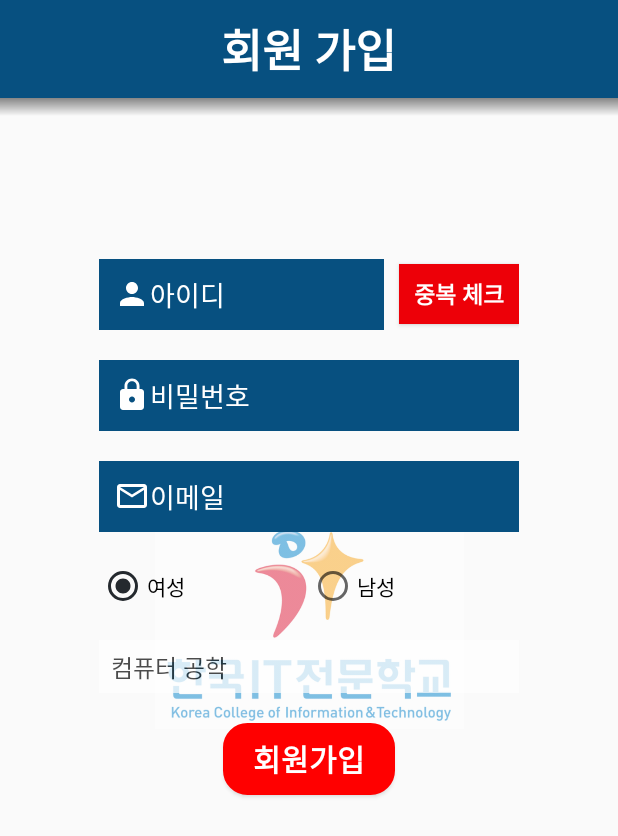
After one commit to KimHyungSik/Various-examples, an Android app: the RegisterActivity screen opened directly, with no data from a screen before it, on a phone screen of 412 x 824 dp. The commit adds this screen. Shown: the top 836 px of the screen. Run offline under Robolectric (Android 15) with nearby library versions, the phone set to English and light mode, and no system bars; our stand-ins replace Volley.

Commit message:
Sign Up and phpMyadmin setting

```diff
--- a/Registration_nadongbin/app/build.gradle
+++ b/Registration_nadongbin/app/build.gradle
@@ -26,9 +26,12 @@ android {
 dependencies {
     implementation fileTree(dir: 'libs', include: ['*.jar'])
 
-    implementation 'androidx.appcompat:appcompat:1.1.0'
+    implementation 'androidx.appcompat:appcompat:1.2.0'
+    implementation  'com.android.volley:volley:1.1.0'
     implementation 'androidx.constraintlayout:constraintlayout:1.1.3'
     testImplementation 'junit:junit:4.12'
     androidTestImplementation 'androidx.test.ext:junit:1.1.1'
     androidTestImplementation 'androidx.test.espresso:espresso-core:3.2.0'
+
+
 }
--- a/Registration_nadongbin/app/src/main/AndroidManifest.xml
+++ b/Registration_nadongbin/app/src/main/AndroidManifest.xml
@@ -1,6 +1,7 @@
 <?xml version="1.0" encoding="utf-8"?>
 <manifest xmlns:android="http://schemas.android.com/apk/res/android"
     package="com.example.registration_nadongbin">
+    <uses-permission android:name="android.permission.INTERNET"/>
 
     <application
         android:allowBackup="true"
@@ -9,6 +10,7 @@
         android:roundIcon="@mipmap/ic_launcher_round"
         android:supportsRtl="true"
         android:theme="@style/AppTheme.NoActionBar">
+        <activity android:name=".RegisterActivity"></activity>
         <activity android:name=".LoginActivity">
             <intent-filter>
                 <action android:name="android.intent.action.MAIN" />
--- /dev/null
+++ b/Registration_nadongbin/app/src/main/res/drawable/icon_white_mail.xml
@@ -0,0 +1,9 @@
+<vector xmlns:android="http://schemas.android.com/apk/res/android"
+        android:width="24dp"
+        android:height="24dp"
+        android:viewportWidth="24.0"
+        android:viewportHeight="24.0">
+    <path
+        android:fillColor="#FFFFFF"
+        android:pathData="M20,4L4,4c-1.1,0 -1.99,0.9 -1.99,2L2,18c0,1.1 0.9,2 2,2h16c1.1,0 2,-0.9 2,-2L22,6c0,-1.1 -0.9,-2 -2,-2zM20,18L4,18L4,8l8,5 8,-5v10zM12,11L4,6h16l-8,5z"/>
+</vector>
--- /dev/null
+++ b/Registration_nadongbin/app/src/main/res/layout/activity_register.xml
@@ -0,0 +1,164 @@
+<?xml version="1.0" encoding="utf-8"?>
+<androidx.constraintlayout.widget.ConstraintLayout xmlns:android="http://schemas.android.com/apk/res/android"
+    xmlns:app="http://schemas.android.com/apk/res-auto"
+    xmlns:tools="http://schemas.android.com/tools"
+    android:layout_width="match_parent"
+    android:layout_height="match_parent"
+    tools:context=".RegisterActivity">
+
+    <ImageView
+        android:layout_width="match_parent"
+        android:layout_height="match_parent"
+        android:src="@drawable/logo"
+        android:alpha=".50"
+        android:scaleX=".50"
+        android:scaleY=".50"/>
+
+    <LinearLayout
+        android:layout_width="match_parent"
+        android:layout_height="match_parent"
+        android:orientation="vertical"
+        android:elevation="2dp">
+
+        <LinearLayout
+            android:layout_width="match_parent"
+            android:layout_height="wrap_content"
+            android:orientation="vertical"
+            android:background="@color/colorPrimary">
+            <TextView
+                android:layout_width="wrap_content"
+                android:layout_height="wrap_content"
+                android:layout_gravity="center"
+                android:text="회원 가입"
+                android:textColor="#FFFFFF"
+                android:textSize="30sp"
+                android:textStyle="bold"
+                android:layout_marginTop="10dp"
+                android:layout_marginBottom="10dp"/>
+        </LinearLayout>
+        <View
+            android:layout_width="match_parent"
+            android:layout_height="12dp"
+            android:background="@drawable/box_shadow"
+            android:layout_marginBottom="45dp"/>
+
+        <LinearLayout
+            android:layout_width="match_parent"
+            android:layout_height="match_parent"
+            android:orientation="vertical">
+
+            <LinearLayout
+                android:layout_width="280dp"
+                android:layout_height="wrap_content"
+                android:orientation="horizontal"
+                android:layout_marginTop="50dp"
+                android:layout_gravity="center">
+
+            <EditText
+                android:id="@+id/idText"
+                android:layout_width="190dp"
+                android:layout_height="wrap_content"
+                android:layout_gravity="center"
+                android:layout_marginRight="10dp"
+                android:background="@color/colorPrimary"
+                android:drawableStart="@drawable/icon_white_person"
+                android:hint="아이디"
+                android:padding="10dp"
+                android:textColor="#FFFFFF"
+                android:textColorHint="#FFFFFF" />
+
+                <Button
+                    android:layout_width="80dp"
+                    android:layout_height="40dp"
+                    android:textSize="15sp"
+                    android:textStyle="bold"
+                    android:background="@color/colorWarning"
+                    android:text="중복 체크"
+                    android:layout_gravity="center"
+                    android:id="@+id/validateButton"
+                    android:textColor="#FFFFFF"/>
+
+            </LinearLayout>
+
+            <EditText
+                android:id="@+id/passwordText"
+                android:layout_width="280dp"
+                android:layout_height="wrap_content"
+                android:layout_gravity="center"
+                android:layout_marginTop="20dp"
+                android:background="@color/colorPrimary"
+                android:drawableStart="@drawable/icon_white_lock"
+                android:hint="비밀번호"
+                android:inputType="textPassword"
+                android:padding="10dp"
+                android:textColor="#FFFFFF"
+                android:textColorHint="#FFFFFF" />
+
+            <EditText
+                android:id="@+id/emailText"
+                android:layout_width="280dp"
+                android:layout_height="wrap_content"
+                android:layout_gravity="center"
+                android:layout_marginTop="20dp"
+                android:background="@color/colorPrimary"
+                android:drawableStart="@drawable/icon_white_mail"
+                android:hint="이메일"
+                android:inputType="textPassword"
+                android:padding="10dp"
+                android:textColor="#FFFFFF"
+                android:textColorHint="#FFFFFF" />
+
+            <RadioGroup
+                android:layout_width="280dp"
+                android:layout_height="wrap_content"
+                android:id="@+id/genderGroup"
+                android:layout_gravity="center_horizontal"
+                android:orientation="horizontal"
+                android:layout_marginTop="20dp">
+
+                <RadioButton
+                    android:layout_width="0dp"
+                    android:layout_height="wrap_content"
+                    android:text="여성"
+                    android:id="@+id/genderWoman"
+                    android:layout_weight="1"
+                    android:checked="true"/>
+                <RadioButton
+                    android:layout_width="0dp"
+                    android:layout_height="wrap_content"
+                    android:text="남성"
+                    android:id="@+id/genderman"
+                    android:layout_weight="1"/>
+
+            </RadioGroup>
+
+            <Spinner
+                android:alpha=".7"
+                android:background="#FFFFFF"
+                android:layout_width="280dp"
+                android:layout_height="35dp"
+                android:layout_gravity="center"
+                android:layout_margin="20dp"
+                android:id="@+id/majorSpinner"
+                />
+
+            <Button
+                android:background="@drawable/radius_button"
+                android:id="@+id/registerButton"
+                android:layout_width="wrap_content"
+                android:layout_height="wrap_content"
+                android:layout_gravity="center"
+                android:text="회원가입"
+                android:textColor="#FFFFFF"
+                android:textSize="20dp"
+                android:textStyle="bold"
+                android:paddingTop="5dp"
+                android:paddingBottom="5dp"
+                android:paddingLeft="20dp"
+                android:paddingRight="20dp"/>
+
+        </LinearLayout>
+
+    </LinearLayout>
+
+</androidx.constraintlayout.widget.ConstraintLayout>
--- a/Registration_nadongbin/app/src/main/res/values/colors.xml
+++ b/Registration_nadongbin/app/src/main/res/values/colors.xml
@@ -3,4 +3,6 @@
     <color name="colorPrimary">#075080</color>
     <color name="colorPrimaryDark">#24292E</color>
     <color name="colorAccent">#24292E</color>
+    <color name="colorWarning">#ED0008</color>
+    <color name="colorGray">#808080</color>
 </resources>
--- /dev/null
+++ b/Registration_nadongbin/app/src/main/res/values/spinner_array.xml
@@ -0,0 +1,9 @@
+<?xml version="1.0" encoding="utf-8"?>
+<resources>
+    <string-array name="major">
+        <item>컴퓨터 공학</item>
+        <item>드론</item>
+        <item>인공지능</item>
+        <item>소프트웨어</item>
+    </string-array>
+</resources>
```
Also changed, not shown: Registration_nadongbin/app/src/main/java/com/example/registration_nadongbin/LoginActivity.java (+23 -0 lines), Registration_nadongbin/app/src/main/java/com/example/registration_nadongbin/RegisterActivity.java (added, +175 -0 lines), Registration_nadongbin/app/src/main/java/com/example/registration_nadongbin/RegisterRequest.java (added, +28 -0 lines), Registration_nadongbin/app/src/main/java/com/example/registration_nadongbin/ValidateRequest.java (added, +24 -0 lines), Registration_nadongbin/app/src/main/res/drawable/spinner_background.xml (added, +10 -0 lines), Registration_nadongbin/app/src/main/res/layout/activity_login.xml (+10 -1 lines).
